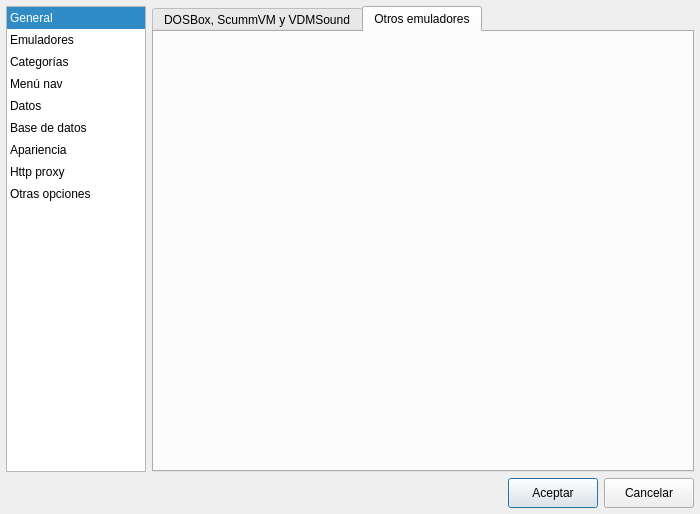
First picture: the form in ui/opciones.ui, repository Monthy/gr-lida, before the edit.
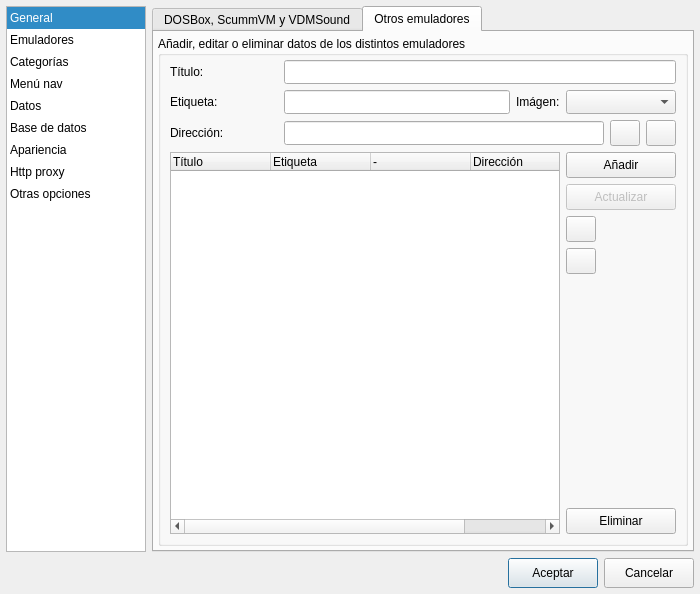
Second picture: the form after the edit. The open tabs and pages were chosen to show the change. Icons and pictures are not drawn.

Commit message: Añadido otros emuladores en la sección de emuladores.

Patch:
```diff
--- a/ui/opciones.ui
+++ b/ui/opciones.ui
@@ -7,7 +7,7 @@
     <x>0</x>
     <y>0</y>
     <width>700</width>
-    <height>514</height>
+    <height>594</height>
    </rect>
   </property>
   <property name="minimumSize">
@@ -1202,6 +1202,322 @@
           <attribute name="title">
            <string>Otros emuladores</string>
           </attribute>
+          <layout class="QVBoxLayout" name="verticalLayout_15">
+           <property name="margin">
+            <number>4</number>
+           </property>
+           <item>
+            <widget class="QGroupBox" name="groupBox_8">
+             <property name="title">
+              <string>Añadir, editar o eliminar datos de los distintos emuladores</string>
+             </property>
+             <layout class="QGridLayout" name="gridLayout_11">
+              <property name="topMargin">
+               <number>4</number>
+              </property>
+              <item row="0" column="0">
+               <widget class="QLabel" name="lb_Opt_30">
+                <property name="minimumSize">
+                 <size>
+                  <width>108</width>
+                  <height>0</height>
+                 </size>
+                </property>
+                <property name="text">
+                 <string>Título:</string>
+                </property>
+               </widget>
+              </item>
+              <item row="0" column="1" colspan="4">
+               <widget class="QLineEdit" name="txtEmuTitulo">
+                <property name="minimumSize">
+                 <size>
+                  <width>160</width>
+                  <height>24</height>
+                 </size>
+                </property>
+               </widget>
+              </item>
+              <item row="1" column="0">
+               <widget class="QLabel" name="lb_Opt_55">
+                <property name="minimumSize">
+                 <size>
+                  <width>108</width>
+                  <height>0</height>
+                 </size>
+                </property>
+                <property name="text">
+                 <string>Etiqueta:</string>
+                </property>
+               </widget>
+              </item>
+              <item row="1" column="1">
+               <widget class="QLineEdit" name="txtEmuDato">
+                <property name="minimumSize">
+                 <size>
+                  <width>100</width>
+                  <height>24</height>
+                 </size>
+                </property>
+               </widget>
+              </item>
+              <item row="1" column="2">
+               <widget class="QLabel" name="lb_Opt_56">
+                <property name="text">
+                 <string>Imágen:</string>
+                </property>
+               </widget>
+              </item>
+              <item row="1" column="3" colspan="2">
+               <widget class="QComboBox" name="cbxEmuImg">
+                <property name="minimumSize">
+                 <size>
+                  <width>0</width>
+                  <height>24</height>
+                 </size>
+                </property>
+                <property name="iconSize">
+                 <size>
+                  <width>16</width>
+                  <height>16</height>
+                 </size>
+                </property>
+               </widget>
+              </item>
+              <item row="2" column="0">
+               <widget class="QLabel" name="lb_Opt_datpath_2">
+                <property name="minimumSize">
+                 <size>
+                  <width>108</width>
+                  <height>0</height>
+                 </size>
+                </property>
+                <property name="text">
+                 <string>Dirección:</string>
+                </property>
+               </widget>
+              </item>
+              <item row="2" column="1" colspan="4">
+               <layout class="QHBoxLayout" name="horizontalLayout_9">
+                <item>
+                 <widget class="QLineEdit" name="txtEmuPath">
+                  <property name="minimumSize">
+                   <size>
+                    <width>0</width>
+                    <height>24</height>
+                   </size>
+                  </property>
+                 </widget>
+                </item>
+                <item>
+                 <widget class="QPushButton" name="btnEmuPath">
+                  <property name="minimumSize">
+                   <size>
+                    <width>30</width>
+                    <height>26</height>
+                   </size>
+                  </property>
+                  <property name="maximumSize">
+                   <size>
+                    <width>30</width>
+                    <height>26</height>
+                   </size>
+                  </property>
+                  <property name="text">
+                   <string/>
+                  </property>
+                  <property name="icon">
+                   <iconset resource="../res/gr-lida.qrc">
+                    <normaloff>:/img16/carpeta_1.png</normaloff>:/img16/carpeta_1.png</iconset>
+                  </property>
+                 </widget>
+                </item>
+                <item>
+                 <widget class="QPushButton" name="btnEmuPath_clear">
+                  <property name="minimumSize">
+                   <size>
+                    <width>30</width>
+                    <height>26</height>
+                   </size>
+                  </property>
+                  <property name="maximumSize">
+                   <size>
+                    <width>30</width>
+                    <height>26</height>
+                   </size>
+                  </property>
+                  <property name="text">
+                   <string/>
+                  </property>
+                  <property name="icon">
+                   <iconset resource="../res/gr-lida.qrc">
+                    <normaloff>:/img16/limpiar.png</normaloff>:/img16/limpiar.png</iconset>
+                  </property>
+                 </widget>
+                </item>
+               </layout>
+              </item>
+              <item row="3" column="0" rowspan="6" colspan="3">
+               <widget class="QTreeWidget" name="twEmus">
+                <property name="selectionBehavior">
+                 <enum>QAbstractItemView::SelectRows</enum>
+                </property>
+                <property name="iconSize">
+                 <size>
+                  <width>32</width>
+                  <height>32</height>
+                 </size>
+                </property>
+                <property name="rootIsDecorated">
+                 <bool>false</bool>
+                </property>
+                <property name="uniformRowHeights">
+                 <bool>true</bool>
+                </property>
+                <property name="allColumnsShowFocus">
+                 <bool>true</bool>
+                </property>
+                <column>
+                 <property name="text">
+                  <string>Título</string>
+                 </property>
+                </column>
+                <column>
+                 <property name="text">
+                  <string>Etiqueta</string>
+                 </property>
+                </column>
+                <column>
+                 <property name="text">
+                  <string>-</string>
+                 </property>
+                </column>
+                <column>
+                 <property name="text">
+                  <string>Dirección</string>
+                 </property>
+                </column>
+                <column>
+                 <property name="text">
+                  <string>-</string>
+                 </property>
+                </column>
+               </widget>
+              </item>
+              <item row="3" column="3" colspan="2">
+               <widget class="QPushButton" name="btnEmuAdd">
+                <property name="minimumSize">
+                 <size>
+                  <width>110</width>
+                  <height>26</height>
+                 </size>
+                </property>
+                <property name="text">
+                 <string>Añadir</string>
+                </property>
+                <property name="icon">
+                 <iconset resource="../res/gr-lida.qrc">
+                  <normaloff>:/img16/list_add.png</normaloff>:/img16/list_add.png</iconset>
+                </property>
+               </widget>
+              </item>
+              <item row="4" column="3" colspan="2">
+               <widget class="QPushButton" name="btnEmuUpdate">
+                <property name="enabled">
+                 <bool>false</bool>
+                </property>
+                <property name="minimumSize">
+                 <size>
+                  <width>110</width>
+                  <height>26</height>
+                 </size>
+                </property>
+                <property name="text">
+                 <string>Actualizar</string>
+                </property>
+                <property name="icon">
+                 <iconset resource="../res/gr-lida.qrc">
+                  <normaloff>:/img16/actualizar.png</normaloff>:/img16/actualizar.png</iconset>
+                </property>
+               </widget>
+              </item>
+              <item row="5" column="3">
+               <widget class="QPushButton" name="btnEmuSubir">
+                <property name="minimumSize">
+                 <size>
+                  <width>30</width>
+                  <height>26</height>
+                 </size>
+                </property>
+                <property name="maximumSize">
+                 <size>
+                  <width>30</width>
+                  <height>26</height>
+                 </size>
+                </property>
+                <property name="icon">
+                 <iconset resource="../res/gr-lida.qrc">
+                  <normaloff>:/img16/go-up.png</normaloff>:/img16/go-up.png</iconset>
+                </property>
+               </widget>
+              </item>
+              <item row="6" column="3">
+               <widget class="QPushButton" name="btnEmuBajar">
+                <property name="minimumSize">
+                 <size>
+                  <width>30</width>
+                  <height>26</height>
+                 </size>
+                </property>
+                <property name="maximumSize">
+                 <size>
+                  <width>30</width>
+                  <height>26</height>
+                 </size>
+                </property>
+                <property name="icon">
+                 <iconset resource="../res/gr-lida.qrc">
+                  <normaloff>:/img16/go-down.png</normaloff>:/img16/go-down.png</iconset>
+                </property>
+               </widget>
+              </item>
+              <item row="7" column="4">
+               <spacer name="verticalSpacer_15">
+                <property name="orientation">
+                 <enum>Qt::Vertical</enum>
+                </property>
+                <property name="sizeType">
+                 <enum>QSizePolicy::Expanding</enum>
+                </property>
+                <property name="sizeHint" stdset="0">
+                 <size>
+                  <width>20</width>
+                  <height>20</height>
+                 </size>
+                </property>
+               </spacer>
+              </item>
+              <item row="8" column="3" colspan="2">
+               <widget class="QPushButton" name="btnEmuDelete">
+                <property name="minimumSize">
+                 <size>
+                  <width>110</width>
+                  <height>26</height>
+                 </size>
+                </property>
+                <property name="text">
+                 <string>Eliminar</string>
+                </property>
+                <property name="icon">
+                 <iconset resource="../res/gr-lida.qrc">
+                  <normaloff>:/img16/list_remove.png</normaloff>:/img16/list_remove.png</iconset>
+                </property>
+               </widget>
+              </item>
+             </layout>
+            </widget>
+           </item>
+          </layout>
          </widget>
         </widget>
        </item>
```
Left out of the diff: 91 changed lines with no effect on the pictures. The commit also changes 2 other files.
